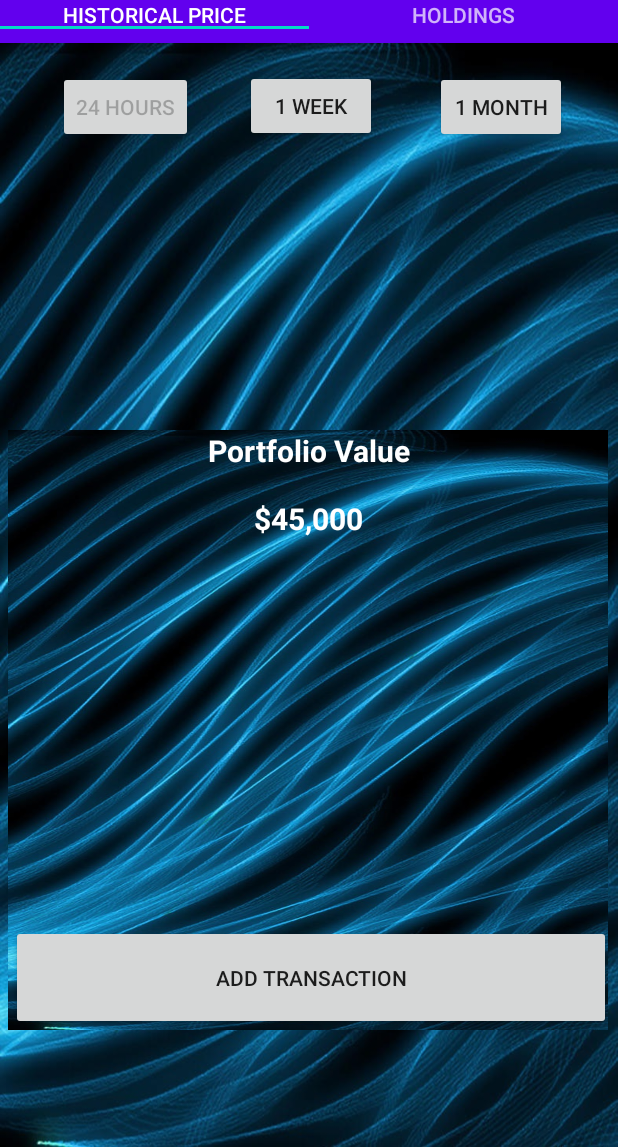
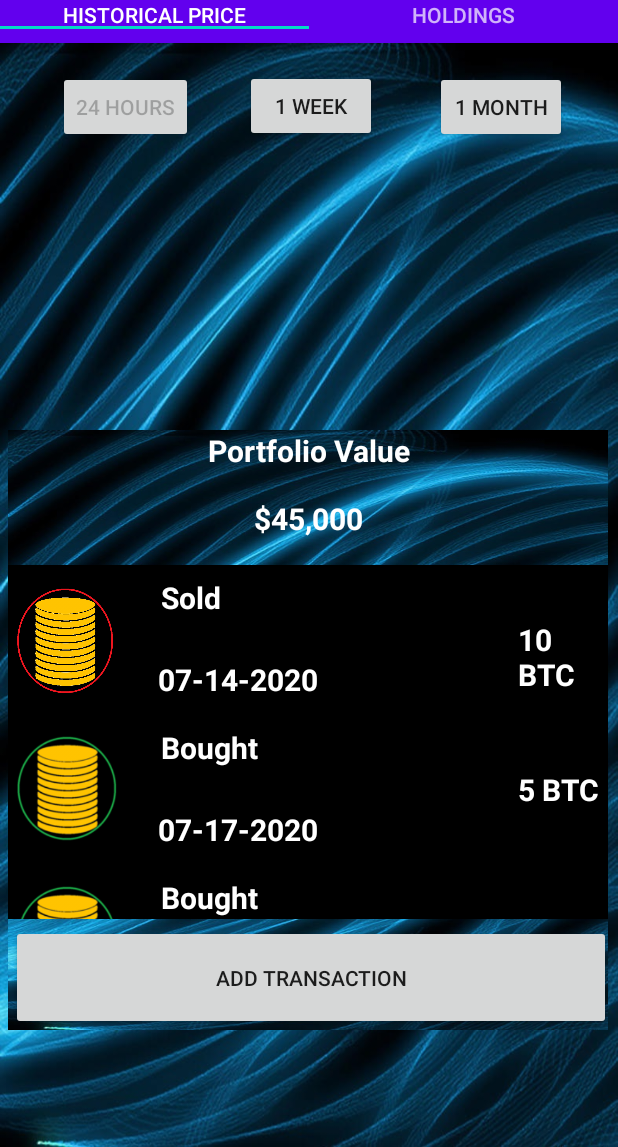
Before and after one commit to AndyEstevez/CryptoApp, an Android app: the fragment HoldingsFragment placed in its activity, on a phone screen of 412 x 824 dp, the part 89-1236 px from its top. Run offline under Robolectric (Android 15) with nearby library versions, the light colour scheme and no system bars; our stand-ins replace Volley; libraries missing offline, so code that uses them is left out: com.github.mikephil.charting; plain views replace LineChart; network calls fail; 3 statements that could not run were skipped.

Commit message:
Added Adapter class for transactions in holding fragment

```diff
--- /dev/null
+++ b/app/src/main/java/com/example/cryptoapp/HoldingsAdapter.java
@@ -0,0 +1,72 @@
+package com.example.cryptoapp;
+
+import android.content.Context;
+import android.view.LayoutInflater;
+import android.view.View;
+import android.view.ViewGroup;
+import android.widget.ImageView;
+import android.widget.TextView;
+
+import androidx.annotation.NonNull;
+import androidx.recyclerview.widget.RecyclerView;
+
+import java.util.ArrayList;
+import java.util.zip.Inflater;
+
+
+public class HoldingsAdapter extends RecyclerView.Adapter<HoldingsAdapter.RecyclerViewHolder>{
+
+    private ArrayList<Transaction> transactions;
+    Context mContext;
+
+    public static class RecyclerViewHolder extends RecyclerView.ViewHolder{
+        public ImageView buy_sell_img;
+        public TextView type_of_transaction;
+        public TextView time;
+        public TextView amount;
+
+        public RecyclerViewHolder(@NonNull View itemView) {
+            super(itemView);
+
+            buy_sell_img = itemView.findViewById(R.id.buy_sell_img);
+            type_of_transaction = itemView.findViewById(R.id.bought_sold);
+            time = itemView.findViewById(R.id.time);
+            amount = itemView.findViewById(R.id.amount);
+        }
+
+    }
+
+    public HoldingsAdapter(Context context, ArrayList<Transaction> transactionArrayList){
+        transactions = transactionArrayList;
+        mContext = context;
+    }
+
+    @NonNull
+    @Override
+    public RecyclerViewHolder onCreateViewHolder(@NonNull ViewGroup parent, int viewType) {
+        View view = LayoutInflater.from(parent.getContext()).inflate(R.layout.cardview_for_transactions, parent, false);
+        RecyclerViewHolder recyclerViewHolder = new RecyclerViewHolder(view);
+        return recyclerViewHolder;
+    }
+
+    @Override
+    public void onBindViewHolder(@NonNull RecyclerViewHolder holder, int position) {
+        Transaction currentTransaction = transactions.get(position);
+
+        holder.buy_sell_img.setImageResource(currentTransaction.getImage());
+        holder.type_of_transaction.setText(currentTransaction.getType());
+        holder.time.setText(currentTransaction.getTime());
+        holder.amount.setText(currentTransaction.getAmount());
+    }
+
+    @Override
+    public int getItemCount() {
+        return transactions.size();
+    }
+
+
+
+
+
+
+}
--- a/app/src/main/java/com/example/cryptoapp/ui/main/HoldingsFragment.java
+++ b/app/src/main/java/com/example/cryptoapp/ui/main/HoldingsFragment.java
@@ -7,16 +7,25 @@ import android.view.ViewGroup;
 import android.widget.Button;
 import android.widget.TextView;
 
+import androidx.annotation.Nullable;
 import androidx.fragment.app.Fragment;
+import androidx.recyclerview.widget.LinearLayoutManager;
+import androidx.recyclerview.widget.RecyclerView;
 
-import com.android.volley.RequestQueue;
-import com.android.volley.toolbox.Volley;
+
+import com.example.cryptoapp.HoldingsAdapter;
 import com.example.cryptoapp.R;
 import com.example.cryptoapp.Transaction;
 
 import java.util.ArrayList;
 
 public class HoldingsFragment extends Fragment {
+
+    private RecyclerView mRecyclerView;
+    private RecyclerView.Adapter mAdapter;
+    private LinearLayoutManager layoutManager;
+    ArrayList<Transaction> transactionArrayList = new ArrayList<>();
+    View v;
 
 
     public HoldingsFragment(){
@@ -28,22 +37,34 @@ public class HoldingsFragment extends Fragment {
 
         return fragment;
     }
-
+    @Nullable
     @Override
     public View onCreateView(LayoutInflater inflater, ViewGroup container, Bundle savedInstanceState) {
-        View view = inflater.inflate(R.layout.fragment_holdings, container, false);
-
-        ArrayList<Transaction> transactionArrayList = new ArrayList<>();
-        transactionArrayList.add(new Transaction(R.drawable.red_coin, "Sold", "07-14-2020", "10 BTC"));
+        v = inflater.inflate(R.layout.fragment_holdings, container, false);
 
 
-        return view;
+        mRecyclerView = v.findViewById(R.id.recyclerview);
+        mRecyclerView.setHasFixedSize(true);
+        layoutManager = new LinearLayoutManager(getContext());
+        layoutManager.setOrientation(LinearLayoutManager.VERTICAL);
+
+        mAdapter = new HoldingsAdapter(getContext(), transactionArrayList);
+        mRecyclerView.setAdapter(mAdapter);
+        mRecyclerView.setLayoutManager(layoutManager);
+
+        return v;
+
     }
 
     @Override
-    public void onViewCreated(View view, Bundle savedInstanceState){
+    public void onCreate(@Nullable Bundle savedInstanceState){
+        super.onCreate(savedInstanceState);
 
 
+        transactionArrayList.add(new Transaction(R.drawable.new_red, "Sold", "07-14-2020", "10 BTC"));
+        transactionArrayList.add(new Transaction(R.drawable.resize_green, "Bought", "07-17-2020", "5 BTC"));
+        transactionArrayList.add(new Transaction(R.drawable.resize_green, "Bought", "07-17-2020", "0.75 BTC"));
 
     }
+
 }
--- a/app/src/main/res/layout/activity_buy__sell.xml
+++ b/app/src/main/res/layout/activity_buy__sell.xml
@@ -120,11 +120,14 @@
         android:layout_width="150dp"
         android:layout_height="50dp"
         android:ems="10"
+        android:hint="7-17-2020"
         android:inputType="date"
         android:textAlignment="textEnd"
         android:textColor="@color/colorGreen"
         android:textColorHint="@color/colorGreen"
         android:textSize="20sp"
+        android:clickable="true"
+        android:focusable="false"
         app:layout_constraintBottom_toBottomOf="parent"
         app:layout_constraintEnd_toEndOf="parent"
         app:layout_constraintHorizontal_bias="0.839"
--- a/app/src/main/res/layout/cardview_for_transactions.xml
+++ b/app/src/main/res/layout/cardview_for_transactions.xml
@@ -1,33 +1,30 @@
 <?xml version="1.0" encoding="utf-8"?>
-<androidx.cardview.widget.CardView xmlns:android="http://schemas.android.com/apk/res/android"
+<LinearLayout xmlns:android="http://schemas.android.com/apk/res/android"
+    xmlns:app="http://schemas.android.com/apk/res-auto"
     android:layout_width="match_parent"
-    xmlns:app="http://schemas.android.com/apk/res-auto"
-    app:cardBackgroundColor="#000000"
-    android:layout_height="wrap_content">
+    android:layout_height="100dp"
+    android:orientation="vertical"
+    app:cardBackgroundColor="#000000">
 
     <RelativeLayout
         android:layout_width="match_parent"
-        android:layout_height="100dp">
+        android:layout_height="100dp"
+        android:background="#000000">
 
         <ImageView
-            android:id="@+id/sold_coin"
-            android:background="@drawable/red_coin"
-            android:layout_marginStart="0dp"
-            android:layout_width="100dp"
-            android:layout_height="100dp"/>
+            android:id="@+id/buy_sell_img"
+            android:layout_width="80dp"
+            android:layout_height="80dp"
+            android:layout_marginTop="10dp" />
 
         <TextView
             android:id="@+id/bought_sold"
             android:layout_width="wrap_content"
             android:layout_height="wrap_content"
-            android:layout_alignParentStart="true"
-            android:layout_alignParentTop="true"
             android:layout_marginStart="100dp"
-            android:layout_marginLeft="6dp"
+            android:layout_marginLeft="20dp"
             android:layout_marginTop="6dp"
-            android:layout_marginEnd="@id/sold_coin"
-            android:layout_marginBottom="@id/sold_coin"
-            android:layout_toRightOf="@id/sold_coin"
+
             android:padding="2dp"
             android:text="Sold"
             android:textColor="#FFFFFF"
@@ -39,9 +36,9 @@
             android:layout_width="wrap_content"
             android:layout_height="wrap_content"
             android:layout_below="@id/bought_sold"
-            android:layout_alignParentTop="true"
             android:layout_marginStart="100dp"
-            android:layout_marginTop="56dp"
+            android:layout_marginLeft="20dp"
+            android:layout_marginTop="25dp"
             android:text="07-13-2020"
             android:textColor="#FFFFFF"
             android:textSize="20sp"
@@ -51,18 +48,15 @@
             android:id="@+id/amount"
             android:layout_width="wrap_content"
             android:layout_height="wrap_content"
-            android:layout_marginStart="130dp"
+            android:layout_marginStart="340dp"
             android:layout_marginTop="36dp"
-            android:layout_toEndOf="@id/time"
             android:text="10 BTC"
             android:textColor="#FFFFFF"
             android:textSize="20sp"
             android:textStyle="bold" />
 
 
-
-
     </RelativeLayout>
 
 
-</androidx.cardview.widget.CardView>
+</LinearLayout>
--- a/app/src/main/res/layout/fragment_holdings.xml
+++ b/app/src/main/res/layout/fragment_holdings.xml
@@ -34,6 +34,7 @@
         android:textStyle="bold" />
 
     <androidx.recyclerview.widget.RecyclerView
+        android:id="@+id/recyclerview"
         android:layout_width="match_parent"
         android:layout_height="567dp"
         android:layout_above="@+id/btn_add"
```
Also changed, not shown: app/src/main/java/com/example/cryptoapp/Buy_SellActivity.java (+26 -1 lines), app/src/main/res/drawable/new_red.png (added), app/src/main/res/drawable/red_coin.png (deleted), app/src/main/res/drawable/resize_green.png (added).
